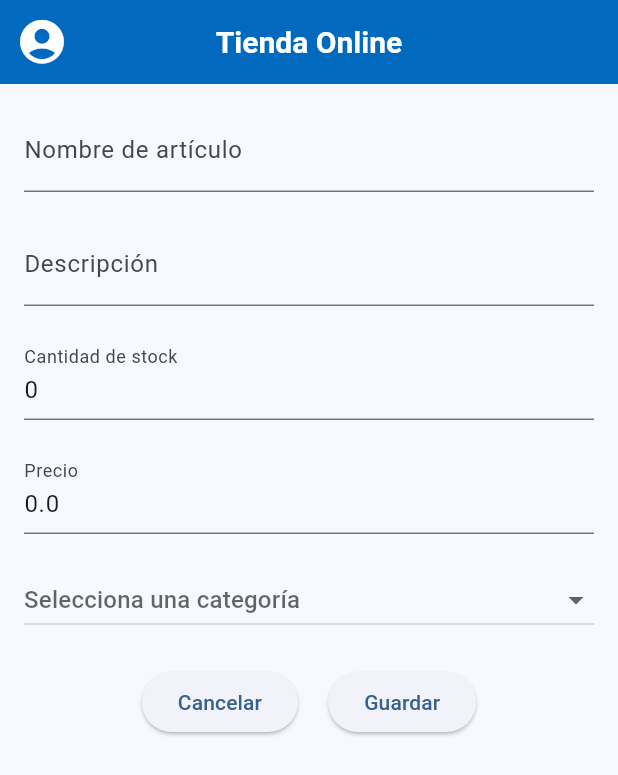
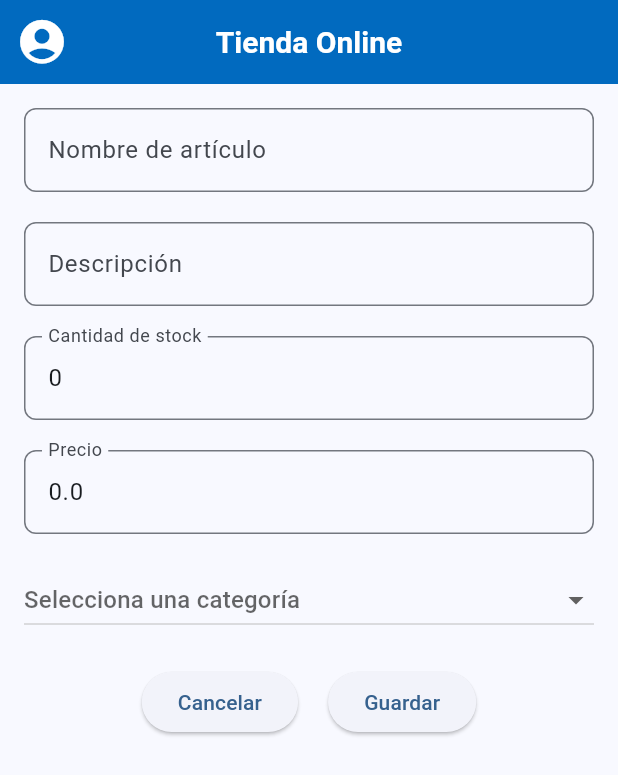
Before and after one commit to Mateoaf/gestion_inventario, a Flutter app: the UpdateProductScreen screen opened directly with empty values, on a phone screen of 412 x 824 dp. Shown: the top 775 px of the screen. Run offline on Flutter 3.47's test engine with Material 3 defaults, Android fonts, the phone set to English and light mode, and no system bars; our stand-ins replace cloud_firestore, firebase_auth, firebase_core; missing offline and left inert: firebase_ui_auth; accounts and stored records are empty.

Commit message:
probables espacios

```diff
--- a/lib/screens/products/update_product.dart
+++ b/lib/screens/products/update_product.dart
@@ -73,23 +73,43 @@ class _UpdateProductScreenState extends State<UpdateProductScreen> {
                 children: [
                   TextField(
                     controller: _nameController,
-                    decoration: const InputDecoration(labelText: 'Nombre de artículo'),
+                    decoration: InputDecoration(
+                      labelText: 'Nombre de artículo',
+                      border: OutlineInputBorder(
+                        borderRadius: BorderRadius.circular(8.0)
+                      ),
+                      ),
                   ),
                   const SizedBox(height: 20),
                   TextField(
                     controller: _descriptionController,
-                    decoration: const InputDecoration(labelText: 'Descripción'),
+                    decoration:  InputDecoration(
+                      labelText: 'Descripción',
+                      border: OutlineInputBorder(
+                        borderRadius: BorderRadius.circular(8.0)
+                      ),
+                      ),
                   ),
                   const SizedBox(height: 20),
                   TextField(
                     controller: _stockController,
-                    decoration: const InputDecoration(labelText: 'Cantidad de stock'),
+                    decoration: InputDecoration(
+                      labelText: 'Cantidad de stock',
+                      border: OutlineInputBorder(
+                        borderRadius: BorderRadius.circular(8.0)
+                      ),
+                      ),
                     keyboardType: TextInputType.number,
                   ),
                   const SizedBox(height: 20),
                   TextField(
                     controller: _priceController,
-                    decoration: const InputDecoration(labelText: 'Precio'),
+                    decoration: InputDecoration(
+                      labelText: 'Precio',
+                      border: OutlineInputBorder(
+                        borderRadius: BorderRadius.circular(8.0)
+                      ),
+                      ),
                     keyboardType: TextInputType.number,
                   ),
                   const SizedBox(height: 20),
--- a/lib/widgets/delete_confirmation.dart
+++ b/lib/widgets/delete_confirmation.dart
@@ -1,4 +1,4 @@
-import 'package:flutter/material.dart';
+/*import 'package:flutter/material.dart';
 
 /// Muestra un cuadro de diálogo para confirmar la eliminación de un artículo.
 void showDeleteConfirmation(BuildContext context, Function onDelete) {
@@ -29,4 +29,4 @@ void showDeleteConfirmation(BuildContext context, Function onDelete) {
       );
     },
   );
-}
+} */
```
